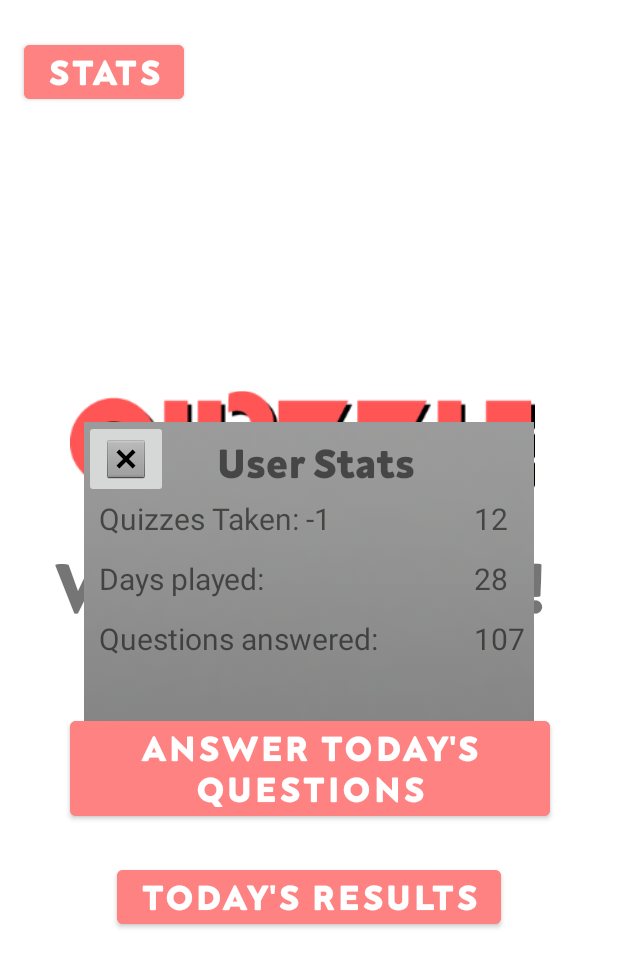
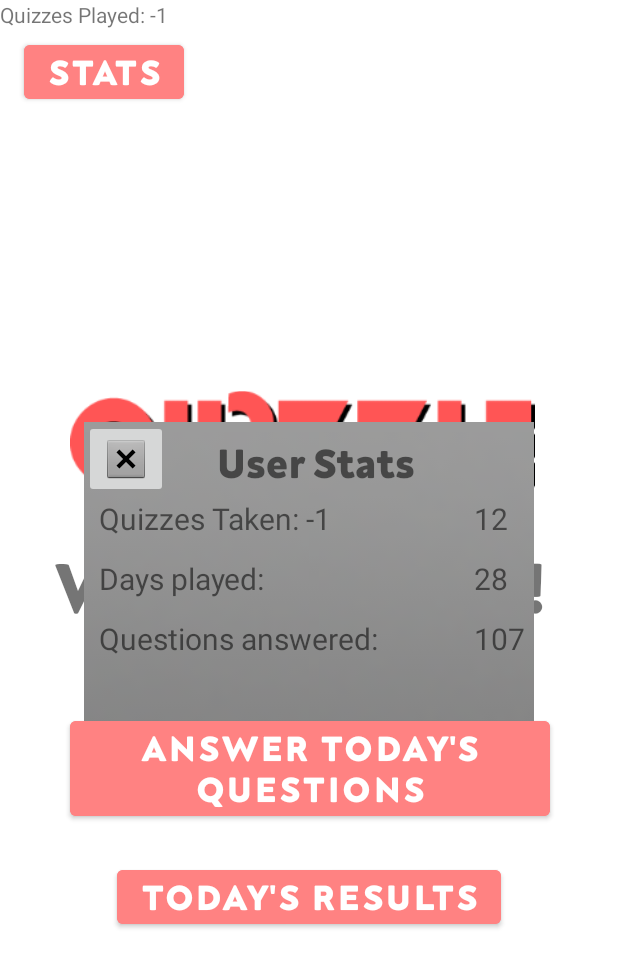
Before and after one commit to trendywalnut/SourSalesman, an Android app: the screen it shows after launch (MainActivity), after a tap on "STATS", on a phone screen of 412 x 824 dp. Shown: the top 967 px of the screen. Run offline under Robolectric (Android 15) with nearby library versions, the phone set to English and light mode, and no system bars.

Commit message:
quizzes played text

```diff
--- a/QuizApp/app/src/main/java/com/example/quizapp/MainActivity.kt
+++ b/QuizApp/app/src/main/java/com/example/quizapp/MainActivity.kt
@@ -22,6 +22,7 @@ import okhttp3.Response;
 import org.json.JSONArray
 import java.io.*
 import org.json.JSONObject
+import org.w3c.dom.Text
 
 class MainActivity : AppCompatActivity() {
 
@@ -53,6 +54,9 @@ class MainActivity : AppCompatActivity() {
         val quizzesTaken = sharedPreferences.getInt("QUIZZES_TAKEN", -1)
         val dailyAnswered = sharedPreferences.getBoolean("DAILY_ANSWERED", false)
         var quizzesPlayed = quizzesTaken
+
+        val quizzesPlayedText:TextView = findViewById(R.id.quizzesPlayedText)
+        quizzesPlayedText.text = "Quizzes Played: " + quizzesPlayed
 
 
         //var dailyAnswered = false
--- a/QuizApp/app/src/main/res/layout/activity_main.xml
+++ b/QuizApp/app/src/main/res/layout/activity_main.xml
@@ -184,6 +184,14 @@
         android:orientation="horizontal"
         app:layout_constraintGuide_percent="0.3" />
 
+    <TextView
+        android:id="@+id/quizzesPlayedText"
+        android:layout_width="wrap_content"
+        android:layout_height="wrap_content"
+        android:text="TextView"
+        tools:layout_editor_absoluteX="37dp"
+        tools:layout_editor_absoluteY="77dp" />
+
     />
 
 </androidx.constraintlayout.widget.ConstraintLayout>
```
